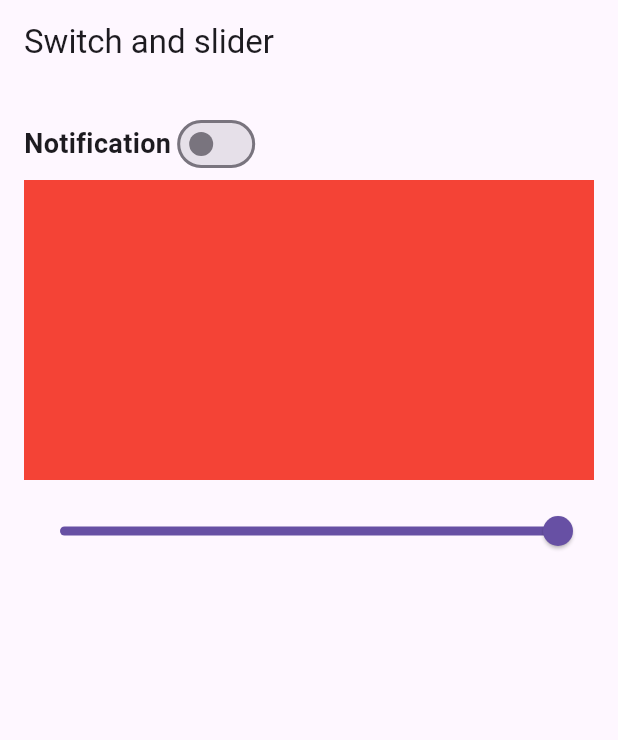
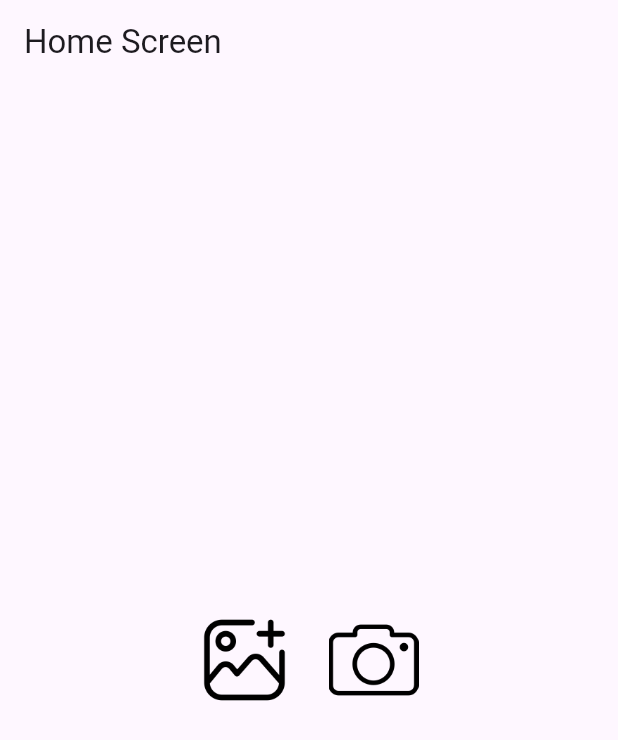
Before and after one commit to AbuRasel9/Bloc-State-Management, a Flutter app: the screen it shows after launch, on a phone screen of 412 x 824 dp. Shown: the top 740 px of the screen. Run offline on Flutter 3.47's test engine with Material 3 defaults, Android fonts, the phone set to English and light mode, and no system bars; our stand-ins replace bloc, equatable, flutter_bloc, image_picker.

Commit message:
image picker done use bloc

```diff
--- a/lib/bloc/counter/counter_bloc.dart
+++ /dev/null
@@ -1,18 +0,0 @@
-import 'package:bloc_state_management/bloc/counter/counter_event.dart';
-import 'package:bloc_state_management/bloc/counter/counter_state.dart';
-import 'package:flutter_bloc/flutter_bloc.dart';
-class CounterBloc extends Bloc<CounterEvent,CounterState>{
-  CounterBloc():super(const CounterState()){
-    on<IncrementEvent>(_increment);
-    on<DecrementEvent>(_decrement);
-
-  }
-  void _increment(IncrementEvent event,Emitter<CounterState> emit){
-    emit(state.copyWith(counter: state.counterValue+1));
-  }
-  void _decrement(DecrementEvent event,Emitter<CounterState>emit){
-    emit(state.copyWith(counter: state.counterValue-1));
-  }
-
-
-}
--- a/lib/bloc/counter/counter_event.dart
+++ /dev/null
@@ -1,13 +0,0 @@
-import 'package:equatable/equatable.dart';
-
-abstract class CounterEvent extends Equatable{
-  const CounterEvent();
-  @override
-  List<Object>get props=>[];
-}
-class IncrementEvent extends CounterEvent{
-
-}
-class DecrementEvent extends CounterEvent{
-
-}
--- a/lib/bloc/counter/counter_state.dart
+++ /dev/null
@@ -1,18 +0,0 @@
-
-import 'package:equatable/equatable.dart';
-
-class CounterState extends Equatable{
-  final int counterValue;
-  final bool switchValue;
-  const CounterState({this.counterValue = 0,this.switchValue=false});
-  CounterState copyWith({int?counter,bool?switchValue}){
-    return CounterState(
-      counterValue: counter ?? this.counterValue,
-      switchValue: switchValue?? this.switchValue,
-
-    );
-  }
-
-  @override
-  List<Object?> get props => [counterValue,switchValue];
-}
--- /dev/null
+++ b/lib/bloc/imagePicker/image_picker_bloc.dart
@@ -0,0 +1,32 @@
+import 'package:bloc/bloc.dart';
+import 'package:bloc_state_management/bloc/imagePicker/image_picker_event.dart';
+import 'package:bloc_state_management/bloc/imagePicker/image_picker_state.dart';
+import 'package:bloc_state_management/utils/image_picker_utils.dart';
+import 'package:image_picker/image_picker.dart';
+
+class ImagePickerBloc extends Bloc<ImagePickerEvent, ImagePickerState> {
+  final ImagePickerUtils imagePickerUtils;
+
+  ImagePickerBloc(this.imagePickerUtils) : super(const ImagePickerState()) {
+    on<CameraCaptureEvent>(_cameraCapture);
+    on<GalleryCaptureEvent>(_galleryCapture);
+  }
+
+  void _cameraCapture(
+      CameraCaptureEvent event, Emitter<ImagePickerState> emit) async {
+    XFile? file = await imagePickerUtils.pickImageCamera();
+    emit(
+      state.copyWith(
+        file: file,
+      ),
+    );
+  }
+
+  void _galleryCapture(
+      GalleryCaptureEvent event, Emitter<ImagePickerState> emit) async {
+    XFile? file = await imagePickerUtils.pickImageGallery();
+    emit(state.copyWith(file: file));
+  }
+
+
+}
--- /dev/null
+++ b/lib/bloc/imagePicker/image_picker_event.dart
@@ -0,0 +1,12 @@
+import 'package:equatable/equatable.dart';
+abstract class ImagePickerEvent extends Equatable{
+  const ImagePickerEvent();
+  @override
+  List<Object?> get props => [];
+}
+class CameraCaptureEvent extends ImagePickerEvent{
+
+}
+class GalleryCaptureEvent extends ImagePickerEvent{
+
+}
--- /dev/null
+++ b/lib/bloc/imagePicker/image_picker_state.dart
@@ -0,0 +1,16 @@
+import 'package:equatable/equatable.dart';
+
+import 'package:image_picker/image_picker.dart';
+
+class ImagePickerState extends Equatable {
+  final XFile? file;
+
+  const ImagePickerState({this.file});
+
+  ImagePickerState copyWith({XFile? file}) {
+    return ImagePickerState(file: file ?? this.file,);
+  }
+
+  @override
+  List<Object?> get props => [file];
+}
--- a/lib/bloc/switch/switch_bloc.dart
+++ /dev/null
@@ -1,20 +0,0 @@
-import 'package:bloc/bloc.dart';
-import 'package:bloc_state_management/bloc/switch/switch_event.dart';
-import 'package:bloc_state_management/bloc/switch/switch_state.dart';
-
-class SwitchBloc extends Bloc<SwitchEvent,SwitchState>{
-  SwitchBloc():super(const SwitchState()){
-    on<SwitchOnOffEvent>(_switchOnOff);
-    on<SliderIncrementDecrementEvent>(_sliderIncrementDecrementEvent);
-  }
-  void _switchOnOff(SwitchOnOffEvent event,Emitter<SwitchState>emit){
-    emit(state.copyWith(switchValue: event.switchValue));
-
-  }
-  void _sliderIncrementDecrementEvent(SliderIncrementDecrementEvent event,Emitter <SwitchState>emit){
-    emit(state.copyWith(sliderValue: event.sliderValue));
-  }
-
-
-
-}
--- a/lib/bloc/switch/switch_event.dart
+++ /dev/null
@@ -1,19 +0,0 @@
-import 'package:equatable/equatable.dart';
-
-abstract class SwitchEvent extends Equatable{
-  SwitchEvent();
-  @override
-  List<Object>get props=>[];
-}
-class SwitchOnOffEvent extends SwitchEvent{
-  final bool switchValue;
-  SwitchOnOffEvent({required this.switchValue});
-  @override
-  List<Object>get props=>[switchValue];
-}
-class SliderIncrementDecrementEvent extends SwitchEvent{
-  final double sliderValue;
-  SliderIncrementDecrementEvent({required this.sliderValue});
-  @override
-  List<Object>get props=>[sliderValue];
-}
--- a/lib/bloc/switch/switch_state.dart
+++ /dev/null
@@ -1,15 +0,0 @@
-import 'package:equatable/equatable.dart';
-
-class SwitchState extends Equatable {
-  final bool switchValue;
-  final double sliderValue;
-
-  const SwitchState( {this.sliderValue=1.0,this.switchValue = false});
-
-  SwitchState copyWith({bool? switchValue,double?sliderValue}) {
-    return SwitchState(switchValue: switchValue ?? this.switchValue,sliderValue: sliderValue ?? this.sliderValue,);
-  }
-
-  @override
-  List<Object?> get props => [switchValue,sliderValue];
-}
--- a/lib/main.dart
+++ b/lib/main.dart
@@ -1,9 +1,10 @@
-import 'package:bloc_state_management/bloc/counter/counter_bloc.dart';
-import 'package:bloc_state_management/bloc/switch/switch_bloc.dart';
-import 'package:bloc_state_management/screens/counter/counter.dart';
-import 'package:bloc_state_management/screens/switch/switch_screen.dart';
+import 'package:bloc_state_management/bloc/imagePicker/image_picker_bloc.dart';
+import 'package:bloc_state_management/screens/home_screen.dart';
+import 'package:bloc_state_management/utils/image_picker_utils.dart';
+import 'package:flutter/cupertino.dart';
+import 'package:bloc/bloc.dart';
+import 'package:flutter_bloc/flutter_bloc.dart';
 import 'package:flutter/material.dart';
-import 'package:flutter_bloc/flutter_bloc.dart';
 
 void main() {
   runApp(const MyApp());
@@ -14,13 +15,16 @@ class MyApp extends StatelessWidget {
 
   @override
   Widget build(BuildContext context) {
-    return BlocProvider(
-      create: (context) => CounterBloc(),
-      child: BlocProvider(
-        create: (context) => SwitchBloc(),
-        child: const MaterialApp(
-          home: SwitchScreen(),
+    return MultiBlocProvider(
+      providers: [
+        BlocProvider(
+          create: (context) => ImagePickerBloc(
+            ImagePickerUtils(),
+          ),
         ),
+      ],
+      child: const MaterialApp(
+        home: HomeScreen(),
       ),
     );
   }
--- /dev/null
+++ b/lib/screens/home_screen.dart
@@ -0,0 +1,76 @@
+import 'dart:io';
+
+import 'package:bloc_state_management/bloc/imagePicker/image_picker_bloc.dart';
+import 'package:bloc_state_management/bloc/imagePicker/image_picker_event.dart';
+import 'package:bloc_state_management/bloc/imagePicker/image_picker_state.dart';
+import 'package:flutter/material.dart';
+import 'package:flutter/cupertino.dart';
+import 'package:flutter_bloc/flutter_bloc.dart';
+
+class HomeScreen extends StatefulWidget {
+  const HomeScreen({super.key});
+
+  @override
+  State<HomeScreen> createState() => _HomeScreenState();
+}
+
+class _HomeScreenState extends State<HomeScreen> {
+  @override
+  Widget build(BuildContext context) {
+    return Scaffold(
+      appBar: AppBar(
+        title: const Text("Home Screen"),
+      ),
+      body: Center(
+        child: BlocBuilder<ImagePickerBloc, ImagePickerState>(
+          builder: (context, state) {
+            if (state.file == null) {
+              return Column(
+                crossAxisAlignment: CrossAxisAlignment.center,
+                mainAxisAlignment: MainAxisAlignment.center,
+                children: [
+                  Row(
+                    mainAxisAlignment: MainAxisAlignment.center,
+                    crossAxisAlignment: CrossAxisAlignment.center,
+                    children: [
+                      IconButton(
+                          onPressed: () {
+                            context
+                                .read<ImagePickerBloc>()
+                                .add(GalleryCaptureEvent());
+                          },
+                          icon: Image.asset(
+                            "assets/images/image.png",
+                            height: 60,
+                            width: 60,
+                          )),
+                      const SizedBox(
+                        width: 10,
+                      ),
+                      IconButton(
+                          onPressed: () {
+                            context.read<ImagePickerBloc>().add(
+                                  CameraCaptureEvent(),
+                                );
+                          },
+                          icon: Image.asset(
+                            "assets/images/camera.png",
+                            height: 60,
+                            width: 60,
+                          ))
+                    ],
+                  ),
+                ],
+              );
+            }
+            return Image.file(
+              File(state.file!.path.toString()),
+              width: 300,
+              height: 300,
+            );
+          },
+        ),
+      ),
+    );
+  }
+}
--- a/lib/screens/switch/switch_screen.dart
+++ /dev/null
@@ -1,77 +0,0 @@
-import 'package:bloc_state_management/bloc/counter/counter_bloc.dart';
-import 'package:bloc_state_management/bloc/switch/switch_bloc.dart';
-import 'package:bloc_state_management/bloc/switch/switch_event.dart';
-import 'package:bloc_state_management/bloc/switch/switch_state.dart';
-import 'package:flutter/material.dart';
-import 'package:flutter_bloc/flutter_bloc.dart';
-
-class SwitchScreen extends StatefulWidget {
-  const SwitchScreen({super.key});
-
-  @override
-  State<SwitchScreen> createState() => _SwitchScreenState();
-}
-
-class _SwitchScreenState extends State<SwitchScreen> {
-  @override
-  Widget build(BuildContext context) {
-    return Scaffold(
-      appBar: AppBar(
-        title: const Text("Switch and slider"),
-      ),
-      body: Padding(
-        padding: const EdgeInsets.all(16.0),
-        child: Column(
-          children: <Widget>[
-            Row(
-              children: <Widget>[
-                const Text(
-                  "Notification",
-                  style: TextStyle(fontWeight: FontWeight.bold, fontSize: 18),
-                ),
-                BlocBuilder<SwitchBloc, SwitchState>(
-                  builder: (context, state) {
-                    return Switch(
-                      value: state.switchValue,
-                      onChanged: (value) {
-                        context.read<SwitchBloc>().add(
-                              SwitchOnOffEvent(
-                                switchValue: value,
-                              ),
-                            );
-                      },
-                    );
-                  },
-                )
-              ],
-            ),
-            BlocBuilder<SwitchBloc, SwitchState>(
-              builder: (context, state) {
-                return Container(
-                  height: 200,
-                  width: double.infinity,
-                  color: Colors.red.withOpacity(state.sliderValue),
-                );
-              },
-            ),
-            const SizedBox(
-              height: 10,
-            ),
-            BlocBuilder<SwitchBloc, SwitchState>(
-              builder: (context, state) {
-                return Slider(
-                  value: state.sliderValue,
-                  onChanged: (value) {
-                    print(state.sliderValue);
-                    context.read<SwitchBloc>().add(SliderIncrementDecrementEvent(sliderValue: value));
-
-                  },
-                );
-              },
-            ),
-          ],
-        ),
-      ),
-    );
-  }
-}
--- /dev/null
+++ b/lib/utils/image_picker_utils.dart
@@ -0,0 +1,16 @@
+import 'package:image_picker/image_picker.dart';
+
+class ImagePickerUtils{
+
+  final ImagePicker _picker=ImagePicker();
+  Future<XFile?>pickImageCamera()async{
+    XFile? file=await _picker.pickImage(source: ImageSource.camera);
+    return file;
+
+  }
+  Future<XFile?>pickImageGallery()async{
+    XFile? file=await _picker.pickImage(source: ImageSource.gallery);
+    return file;
+
+  }
+}
--- a/pubspec.yaml
+++ b/pubspec.yaml
@@ -66,8 +66,8 @@ flutter:
   uses-material-design: true
 
   # To add assets to your application, add an assets section, like this:
-  # assets:
-  #   - images/a_dot_burr.jpeg
+  assets:
+     - assets/images/
   #   - images/a_dot_ham.jpeg
 
   # An image asset can refer to one or more resolution-specific "variants", see
```
Also changed, not shown: lib/screens/counter/counter.dart (deleted, +0 -119 lines), assets/images/camera.png (added), assets/images/image.png (added), 1 other file.
